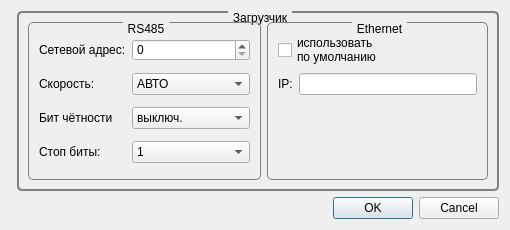
This is Dialogs/dialogprojectconfig.ui in atikbif/LDEditor as Qt 5 draws it before an edit. The edited form follows.
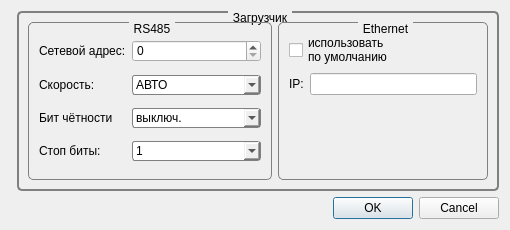
This is the edited form.

```diff
--- a/Dialogs/dialogprojectconfig.ui
+++ b/Dialogs/dialogprojectconfig.ui
@@ -60,6 +60,14 @@
         <layout class="QGridLayout" name="gridLayout_2">
          <item row="3" column="1">
           <widget class="QComboBox" name="comboBoxStopBits">
+           <property name="styleSheet">
+            <string notr="true">QComboBox {
+    border: 1px solid gray;
+    border-radius: 3px;
+    padding: 1px 18px 1px 3px;
+    min-width: 6em;
+}</string>
+           </property>
            <item>
             <property name="text">
              <string>1 </string>
@@ -81,6 +89,14 @@
          </item>
          <item row="1" column="1">
           <widget class="QComboBox" name="comboBoxSpeed">
+           <property name="styleSheet">
+            <string notr="true">QComboBox {
+    border: 1px solid gray;
+    border-radius: 3px;
+    padding: 1px 18px 1px 3px;
+    min-width: 6em;
+}</string>
+           </property>
            <item>
             <property name="text">
              <string>АВТО</string>
@@ -140,6 +156,14 @@
          </item>
          <item row="2" column="1">
           <widget class="QComboBox" name="comboBoxParity">
+           <property name="styleSheet">
+            <string notr="true">QComboBox {
+    border: 1px solid gray;
+    border-radius: 3px;
+    padding: 1px 18px 1px 3px;
+    min-width: 6em;
+}</string>
+           </property>
            <item>
             <property name="text">
              <string>выключ.</string>
```
